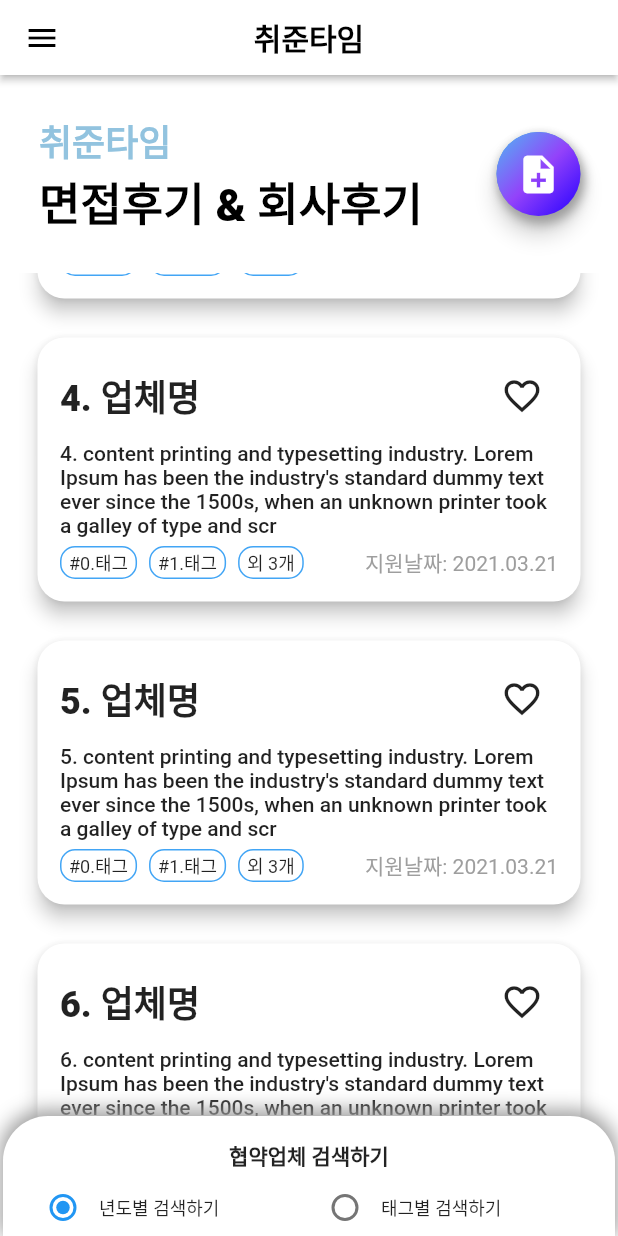
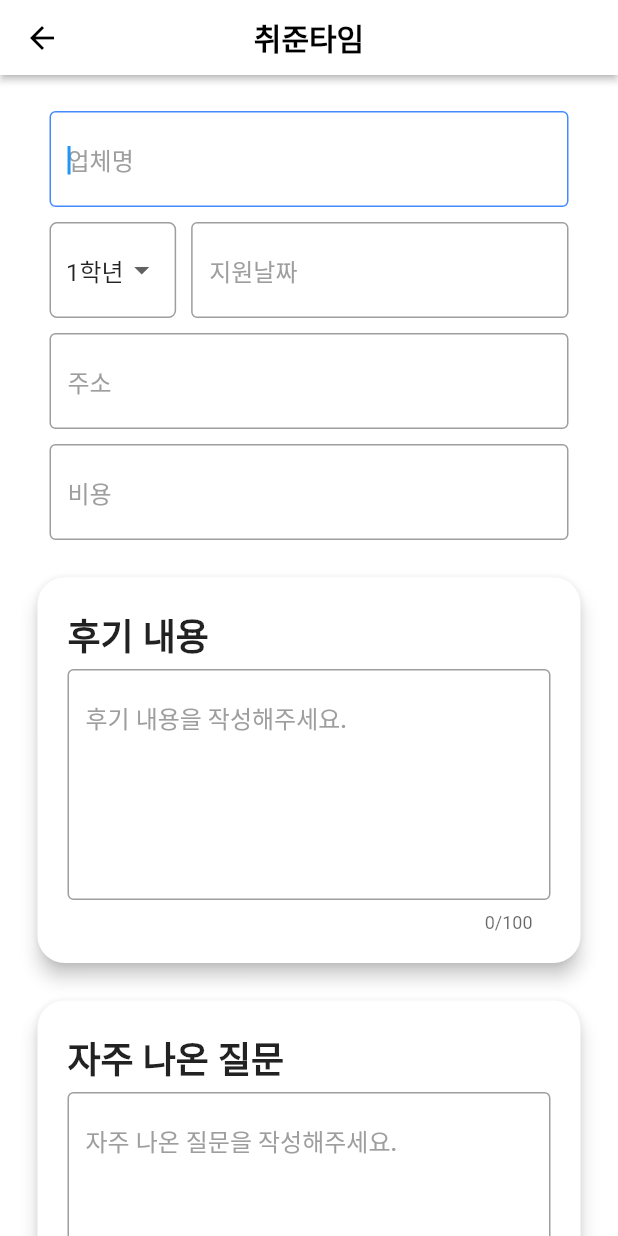
Before and after one commit to chwijunTime/ChwijunTimeAPP, a Flutter app: the InterviewReviewPage screen opened by its route, scrolled down 576 dp, after a tap on the "note add" icon, on a phone screen of 412 x 824 dp. Run offline on Flutter 3.47's test engine with Material 2 defaults, Android fonts, the phone set to English and light mode, and no system bars; drawn by our look-alikes of sliding_up_panel; our stand-ins replace auto_size_text, carousel_slider, dio, geocoding, google_maps_flutter, retrofit; missing offline and left inert: sweet_alert_dialogs; generated files the repository leaves out were written again.

Commit message:
[CREATE] InterviewReviewWrite

```diff
--- a/flutter_app/app_user/lib/screens/list_page/interview_review.dart
+++ b/flutter_app/app_user/lib/screens/list_page/interview_review.dart
@@ -1,5 +1,6 @@
 import 'package:app_user/model/review_vo.dart';
 import 'package:app_user/screens/detail_page/interview_review_detail.dart';
+import 'package:app_user/screens/write_page/interview_review_write.dart';
 import 'package:app_user/widgets/app_bar.dart';
 import 'package:app_user/widgets/button.dart';
 import 'package:app_user/widgets/drawer.dart';
@@ -63,17 +64,18 @@ class _InterviewReviewPageState extends State<InterviewReviewPage> {
   void _listSetting() {
     for (int i = 1; i <= 8; i++) {
       compList.add(ReviewVO(
-        isMine: i%2 == 0,
+          isMine: i % 2 == 0,
           title: "${i}. 업체명",
           review:
               "${i}. content printing and typesetting industry. Lorem Ipsum has been the industry's standard dummy text ever since the 1500s, when an unknown printer took a galley of type and scr",
           tag: List.generate(5, (index) => "${index}.태그"),
           applyDate: "2021.03.21",
-          grade: (i%3) + 1,
+          grade: (i % 3) + 1,
           price: i * 1000,
           isFavorite: false,
           address: "광주광역시 광산구 목련로 273번길",
-          question: "질문1, 이런 질문이 나왔어요 신기하더라구요 아니... 그런 질문은 생각도 못했어요 하지만 생각해 보니 그 질문은 이 길을 가는데 적합한 사람인지 확인하기 위해 참 좋던 질문이더라구용"));
+          question:
+              "질문1, 이런 질문이 나왔어요 신기하더라구요 아니... 그런 질문은 생각도 못했어요 하지만 생각해 보니 그 질문은 이 길을 가는데 적합한 사람인지 확인하기 위해 참 좋던 질문이더라구용"));
     }
   }
 
@@ -131,8 +133,12 @@ class _InterviewReviewPageState extends State<InterviewReviewPage> {
                         ],
                       ),
                     ),
-                    Padding(padding: EdgeInsets.only(right: 25),
-                    child: FloatingActionButton(onPressed: () {},
+                    Padding(
+                      padding: EdgeInsets.only(right: 25),
+                      child: FloatingActionButton(
+                        onPressed: () {
+                          Navigator.push(context, MaterialPageRoute(builder: (context) => InterviewReviewWrite()));
+                        },
                         child: Container(
                           width: 60,
                           height: 60,
@@ -141,7 +147,11 @@ class _InterviewReviewPageState extends State<InterviewReviewPage> {
                               gradient: LinearGradient(
                                   begin: Alignment.topLeft,
                                   end: Alignment.bottomRight,
-                              colors: [Color(0xff4FB8F3), Color(0xff9342FA), Color(0xff2400FF)]),
+                                  colors: [
+                                    Color(0xff4FB8F3),
+                                    Color(0xff9342FA),
+                                    Color(0xff2400FF)
+                                  ]),
                               boxShadow: [
                                 BoxShadow(
                                     color: Colors.grey[500],
@@ -149,8 +159,14 @@ class _InterviewReviewPageState extends State<InterviewReviewPage> {
                                     blurRadius: 5,
                                     spreadRadius: 0.5)
                               ]),
-                      child: Icon(Icons.note_add, color: Colors.white, size: 30,),
-                    ),),)
+                          child: Icon(
+                            Icons.note_add,
+                            color: Colors.white,
+                            size: 30,
+                          ),
+                        ),
+                      ),
+                    )
                   ],
                 ),
                 Expanded(
@@ -467,7 +483,9 @@ class _InterviewReviewPageState extends State<InterviewReviewPage> {
             ),
           ),
         ),
-        SizedBox(height: 5,),
+        SizedBox(
+          height: 5,
+        ),
         SizedBox(
             height: 58,
             child: Column(
@@ -496,7 +514,9 @@ class _InterviewReviewPageState extends State<InterviewReviewPage> {
                 )
               ],
             )),
-        SizedBox(height: 5,),
+        SizedBox(
+          height: 5,
+        ),
         makeGradientBtn(
             msg: "조회하기",
             onPressed: () {
@@ -616,7 +636,9 @@ class _InterviewReviewPageState extends State<InterviewReviewPage> {
           padding: EdgeInsets.only(left: 20, right: 20),
           child: buildTextField("TAG", titleC, autoFocus: false),
         ),
-        SizedBox(height: 250,),
+        SizedBox(
+          height: 250,
+        ),
         makeGradientBtn(
             msg: "조회하기",
             onPressed: () {
--- /dev/null
+++ b/flutter_app/app_user/lib/screens/write_page/interview_review_write.dart
@@ -0,0 +1,155 @@
+import 'package:app_user/widgets/app_bar.dart';
+import 'package:app_user/widgets/button.dart';
+import 'package:app_user/widgets/drop_down_button.dart';
+import 'package:app_user/widgets/tag.dart';
+import 'package:app_user/widgets/text_field.dart';
+import 'package:flutter/material.dart';
+
+class InterviewReviewWrite extends StatefulWidget {
+  @override
+  _InterviewReviewWriteState createState() => _InterviewReviewWriteState();
+}
+
+class _InterviewReviewWriteState extends State<InterviewReviewWrite> {
+  var titleC = TextEditingController();
+  var applyDateC = TextEditingController();
+  var addressC = TextEditingController();
+  var priceC = TextEditingController();
+  var reviewC = TextEditingController();
+  var questionC = TextEditingController();
+  var grade = "1학년";
+
+  List<String> gradeList = ['1학년', '2학년', '3학년'];
+  List<String> tagList = [];
+
+  @override
+  Widget build(BuildContext context) {
+    return Scaffold(
+      appBar: buildAppBar("취준타임"),
+      body: Container(
+        color: Colors.white,
+        child: ListView(
+          children: [
+            Padding(
+              padding: const EdgeInsets.only(right: 33, left: 33, top: 24),
+              child: buildTextField("업체명", titleC),
+            ),
+            Padding(
+              padding: const EdgeInsets.only(right: 33, left: 33, top: 10),
+              child: Row(
+                children: [
+                  makeDropDownBtn(
+                      valueList: gradeList,
+                      hint: "학년",
+                      selectedValue: grade,
+                      onSetState: (value) {
+                        setState(() {
+                          grade = value;
+                        });
+                      }),
+                  SizedBox(
+                    width: 10,
+                  ),
+                  Expanded(
+                    child: buildTextField("지원날짜", applyDateC),
+                  ),
+                ],
+              ),
+            ),
+            Padding(
+              padding: EdgeInsets.only(right: 33, left: 33, top: 10),
+              child: buildTextField("주소", addressC),
+            ),
+            Padding(
+              padding: EdgeInsets.only(right: 33, left: 33, top: 10),
+              child: buildTextField("비용", priceC, type: TextInputType.number),
+            ),
+            Card(
+              elevation: 5,
+              shape: RoundedRectangleBorder(
+                  borderRadius: BorderRadius.circular(18)),
+              margin: EdgeInsets.only(
+                left: 25,
+                right: 25,
+                top: 25,
+              ),
+              child: Container(
+                child: Padding(
+                  padding: EdgeInsets.all(20),
+                  child: Column(
+                    crossAxisAlignment: CrossAxisAlignment.start,
+                    children: [
+                      Text(
+                        "후기 내용",
+                        style: TextStyle(
+                            fontSize: 24, fontWeight: FontWeight.w600),
+                      ),
+                      SizedBox(
+                        height: 5,
+                      ),
+                      buildTextField("후기 내용을 작성해주세요.", reviewC,
+                          maxLine: 6, maxLength: 100)
+                    ],
+                  ),
+                ),
+              ),
+            ),
+            Card(
+              elevation: 5,
+              shape: RoundedRectangleBorder(
+                  borderRadius: BorderRadius.circular(18)),
+              margin: EdgeInsets.only(left: 25, right: 25, top: 25, bottom: 20),
+              child: Container(
+                child: Padding(
+                  padding: EdgeInsets.all(20),
+                  child: Column(
+                    crossAxisAlignment: CrossAxisAlignment.start,
+                    children: [
+                      Text(
+                        "자주 나온 질문",
+                        style: TextStyle(
+                            fontSize: 24, fontWeight: FontWeight.w600),
+                      ),
+                      SizedBox(
+                        height: 5,
+                      ),
+                      buildTextField("자주 나온 질문을 작성해주세요.", reviewC,
+                          maxLine: 6, maxLength: 100)
+                    ],
+                  ),
+                ),
+              ),
+            ),
+            GestureDetector(
+              onTap: () {},
+              child: Padding(
+                padding: EdgeInsets.only(right: 33, left: 33, bottom: 20),
+                child: Container(
+                  decoration: BoxDecoration(
+                      border: Border.all(color: Colors.grey),
+                      borderRadius: BorderRadius.all(Radius.circular(5))),
+                  child: Padding(
+                    padding: const EdgeInsets.only(left: 25, top: 16, bottom: 16),
+                    child: Text(
+                      "태그 선택하러 가기",
+                      style: TextStyle(
+                          fontSize: 18,
+                          fontWeight: FontWeight.w600,
+                          color: Colors.grey),
+                    ),
+                  ),
+                ),
+              ),
+            ),
+            Align(
+                alignment: Alignment.center,
+                child:
+                    makeTagWidget(tag: tagList, size: Size(360, 27), mode: 1)),
+            Padding(padding: EdgeInsets.only(right: 33, left: 33, top: 10, bottom: 30),
+            child: makeGradientBtn(msg: "등록하기", onPressed: (){}, mode: 2, icon: Icon(Icons.note_add, color: Colors.white,)),)
+          ],
+        ),
+      ),
+    );
+  }
+}
--- a/flutter_app/app_user/lib/widgets/drop_down_button.dart
+++ b/flutter_app/app_user/lib/widgets/drop_down_button.dart
@@ -3,22 +3,21 @@ import 'package:flutter/material.dart';
 Widget makeDropDownBtn(
     {List<String> valueList,
     String selectedValue,
-    void Function(String value) onSetState}) {
+    void Function(String value) onSetState,
+    String hint}) {
   return Container(
-    padding: const EdgeInsets.only(left: 10, right: 10),
+    padding: const EdgeInsets.only(left: 10, right: 10, top: 7, bottom: 7),
     decoration: BoxDecoration(
-      borderRadius: BorderRadius.circular(10),
+      borderRadius: BorderRadius.circular(5),
       color: Colors.white,
-      boxShadow: [
-        BoxShadow(color: Colors.grey[500], offset: Offset(0,2))
-      ]
+      border: Border.all(color: Colors.grey),
     ),
     child: DropdownButtonHideUnderline(
       child: DropdownButton(
         value: selectedValue,
         hint: Text(
-          "Please select the number!",
-          style: TextStyle(color: Colors.blue),
+          hint,
+          style: TextStyle(color: Colors.grey),
         ),
         items: valueList.map(
           (value) {
@@ -32,6 +31,7 @@ Widget makeDropDownBtn(
           print("onChanged: ${value}");
           onSetState(value);
         },
+
       ),
     ),
   );
```
Lines whose indentation alone changed are shown as unchanged.
